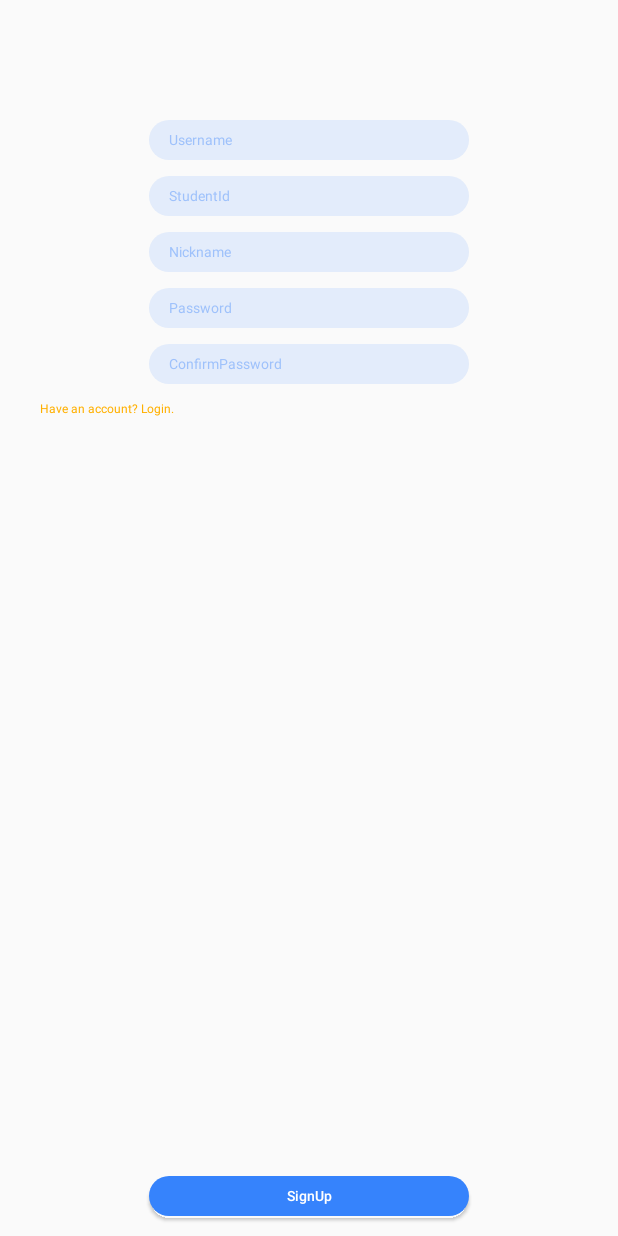
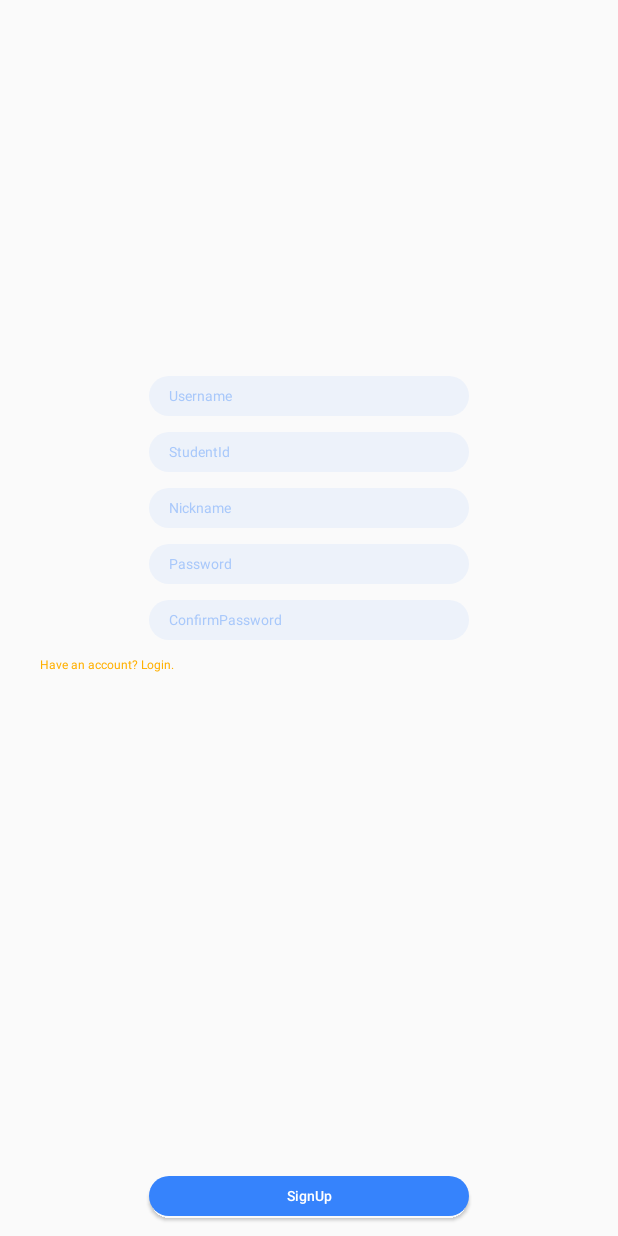
Before and after one commit to keyebang/keyebang-1, an Android app: the SignUpActivity screen opened directly, with no data from a screen before it, on a phone screen of 412 x 824 dp. Run offline under Robolectric (Android 15) with nearby library versions, the phone set to English and light mode, and no system bars.

Commit message:
Project Structure and UI Optimization

```diff
--- a/app/src/main/java/com/shg/keyebang/builder/DensityAdapter.java
+++ b/app/src/main/java/com/shg/keyebang/builder/DisplayAdapter.java
@@ -7,7 +7,7 @@ import android.content.res.Configuration;
 import android.util.DisplayMetrics;
 import androidx.annotation.NonNull;
 
-public class DensityAdapter {
+public class DisplayAdapter {
 
     private static float nonCompatDensity;
     private static float nonCompatScaleDensity;
--- a/app/src/main/java/com/shg/keyebang/view/BaseActivity.java
+++ b/app/src/main/java/com/shg/keyebang/view/BaseActivity.java
@@ -1,15 +1,11 @@
 package com.shg.keyebang.view;
 
-import android.app.Activity;
-import android.app.Application;
 import android.os.Bundle;
-import android.util.DisplayMetrics;
 import android.util.Log;
 import android.widget.Toast;
 
-import com.shg.keyebang.builder.DensityAdapter;
+import com.shg.keyebang.builder.DisplayAdapter;
 
-import androidx.annotation.NonNull;
 import androidx.appcompat.app.AppCompatActivity;
 
 public abstract class BaseActivity extends AppCompatActivity {
@@ -20,7 +16,7 @@ public abstract class BaseActivity extends AppCompatActivity {
     @Override
     protected void onCreate(Bundle savedInstanceState){
         super.onCreate(savedInstanceState);
-        DensityAdapter.setCustomDensity(this, getApplication());
+        DisplayAdapter.setCustomDensity(this, getApplication());
     }
 
     public void toastAndLog(String message){
--- a/app/src/main/java/com/shg/keyebang/view/MainActivity.java
+++ b/app/src/main/java/com/shg/keyebang/view/MainActivity.java
@@ -6,6 +6,7 @@ import android.widget.Button;
 
 import com.shg.keyebang.R;
 import com.shg.keyebang.model.User;
+import com.shg.keyebang.services.account.Account;
 import com.shg.keyebang.view.account.LogInActivity;
 
 public class MainActivity extends BaseActivity {
@@ -27,7 +28,7 @@ public class MainActivity extends BaseActivity {
         init();
 
         logOut.setOnClickListener((v)->{
-            if(User.isLogin()) User.logOut();
+            if(Account.isLogin()) Account.logOut();
             Intent intent = new Intent(this, LogInActivity.class);
             startActivity(intent);
         });
--- a/app/src/main/res/layout/activity_account_signup.xml
+++ b/app/src/main/res/layout/activity_account_signup.xml
@@ -6,10 +6,17 @@
     android:layout_height="match_parent"
     tools:context=".view.account.SignUpActivity">
 
+    <androidx.constraintlayout.widget.ConstraintLayout
+        android:layout_width="match_parent"
+        android:layout_height="wrap_content"
+        app:layout_constraintBottom_toBottomOf="parent"
+        app:layout_constraintTop_toTopOf="parent"
+        app:layout_constraintVertical_bias="0.4">
+
         <EditText
             android:id="@+id/newUsername"
             style="@style/accountEditText"
-        android:layout_marginTop="120dp"
+            android:layout_marginTop="0dp"
             android:hint="Username"
             app:layout_constraintLeft_toLeftOf="parent"
             app:layout_constraintRight_toRightOf="parent"
@@ -55,14 +62,15 @@
             android:id="@+id/toLogIn"
             android:layout_width="wrap_content"
             android:layout_height="wrap_content"
-        app:layout_constraintTop_toBottomOf="@id/confirmPassword"
-        app:layout_constraintLeft_toLeftOf="parent"
             android:layout_marginLeft="40dp"
             android:layout_marginTop="16dp"
             android:text="Have an account? Login."
+            android:textColor="@color/themeColorYellow"
             android:textSize="12sp"
-        android:textColor="@color/themeColorYellow"
-        />
+            app:layout_constraintLeft_toLeftOf="parent"
+            app:layout_constraintTop_toBottomOf="@id/confirmPassword" />
+
+    </androidx.constraintlayout.widget.ConstraintLayout>
 
     <Button
         android:id="@+id/signUpButton"
--- a/app/src/main/res/values/colors.xml
+++ b/app/src/main/res/values/colors.xml
@@ -6,8 +6,8 @@
     <color name="themeColorBlue">#3683FC</color>
     <color name="themeColorYellow">#FFB000</color>
     <color name="themeColorPink">#FC6699</color>
-    <color name="textHintBlue">#663683FC</color>
-    <color name="textHintPink">#66FC6699</color>
-    <color name="accountEdTextBlue">#1E3683FC</color>
+    <color name="textHintBlue">#603683FC</color>
+    <color name="textHintPink">#60FC6699</color>
+    <color name="accountEdTextBlue">#103683FC</color>
     <color name="accountEdTextPink">#1EFC6699</color>
 </resources>
```
Also changed, not shown: app/src/main/AndroidManifest.xml (+8 -2 lines), app/src/main/java/com/shg/keyebang/model/User.java (+0 -7 lines), app/src/main/res/layout/activity_account_login.xml (+12 -1 lines). Lines whose indentation alone changed are shown as unchanged.
